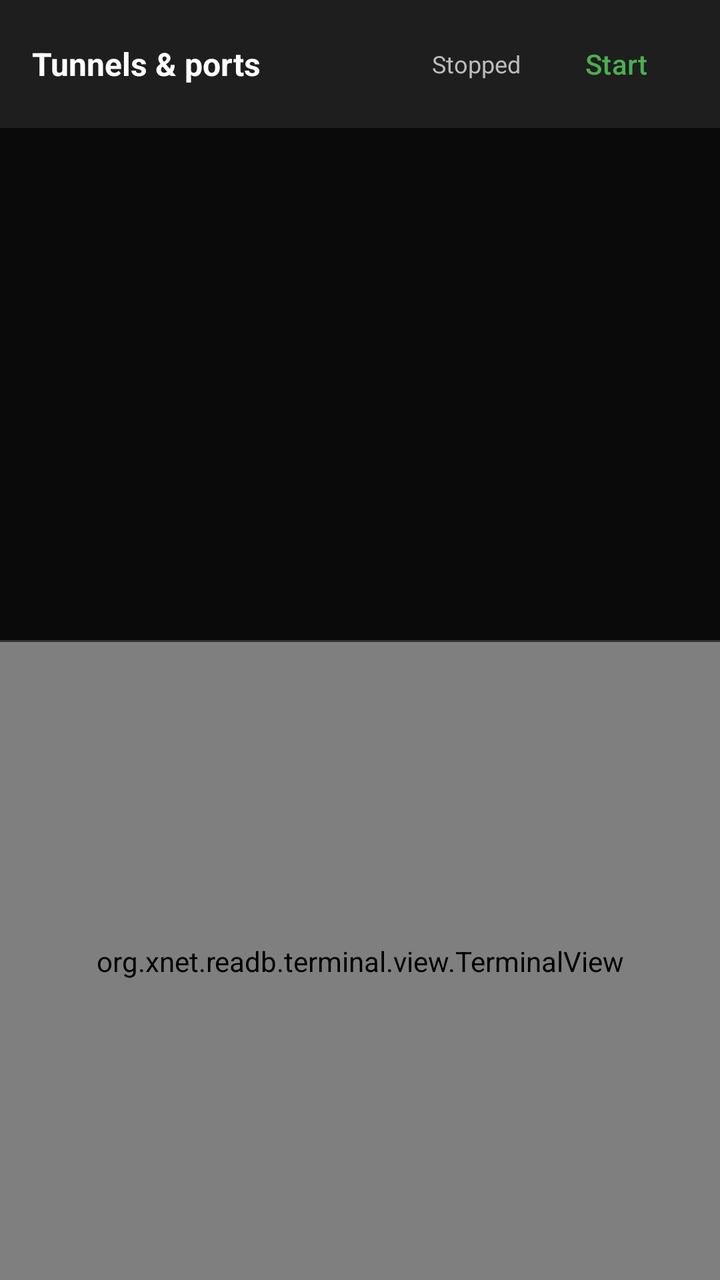
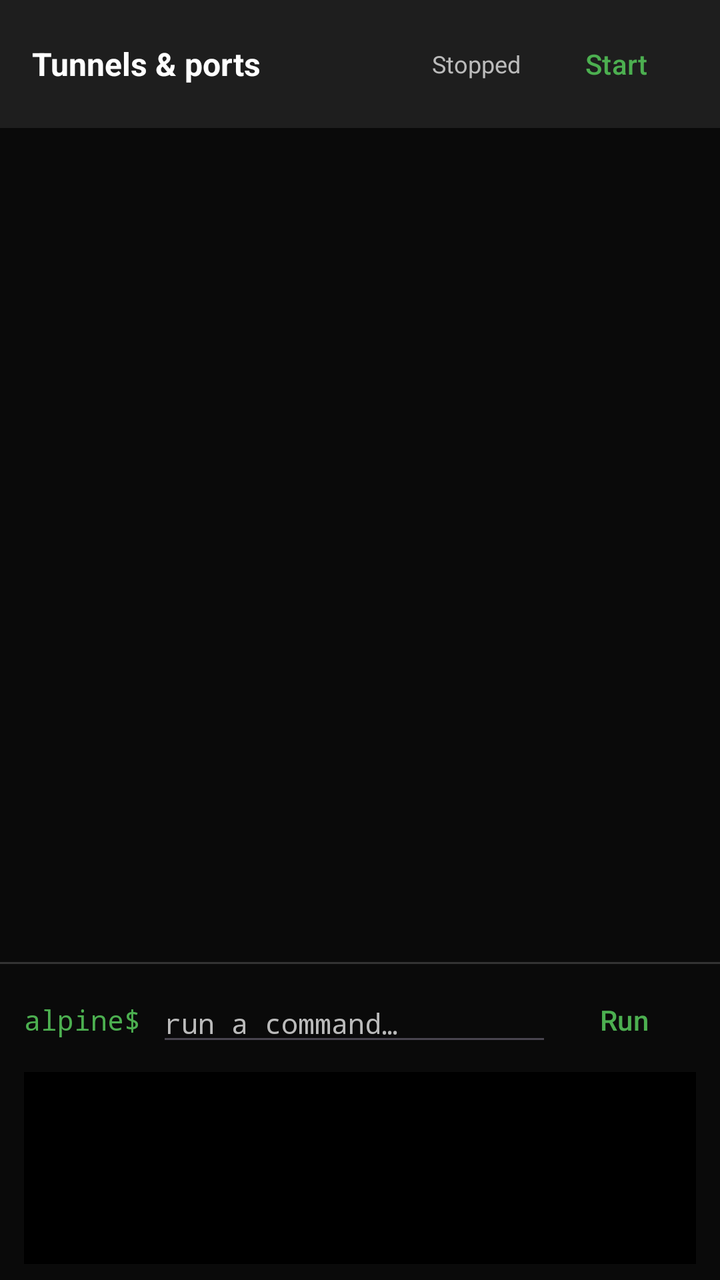

The first picture is an Android layout as it rendered before a commit; the second is the same layout after the commit. The layout source and the unified diff follow.
<!-- AndroidManifest.xml: application theme Theme.ReAdb -->
<!-- res/layout/activity_main.xml -->
<?xml version="1.0" encoding="utf-8"?>
<LinearLayout xmlns:android="http://schemas.android.com/apk/res/android"
    android:id="@+id/rootLayout"
    android:layout_width="match_parent"
    android:layout_height="match_parent"
    android:orientation="vertical"
    android:background="@color/background_primary">

    
    <LinearLayout
        android:id="@+id/tunnelSection"
        android:layout_width="match_parent"
        android:layout_height="320dp"
        android:orientation="vertical"
        android:background="@color/background_secondary">

        
        <LinearLayout
            android:layout_width="match_parent"
            android:layout_height="wrap_content"
            android:orientation="horizontal"
            android:gravity="center_vertical"
            android:background="@color/background_elevated"
            android:paddingHorizontal="16dp"
            android:paddingVertical="12dp"
            android:elevation="2dp">
            
            <TextView
                android:layout_width="wrap_content"
                android:layout_height="wrap_content"
                android:text="Tunnels &amp; ports"
                style="@style/TextHeader"/>
            
            <TextView
                android:id="@+id/tunnelStatus"
                android:layout_width="0dp"
                android:layout_height="wrap_content"
                android:layout_weight="1"
                android:gravity="end"
                style="@style/TextStatus"
                android:paddingHorizontal="12dp"
                android:text="Stopped"/>
            
            <Button 
                android:id="@+id/btnStartStop"
                style="@style/ButtonStartStop"
                android:layout_width="wrap_content" 
                android:layout_height="wrap_content"
                android:text="Start" 
                android:textColor="@color/accent_green"/>
        </LinearLayout>

        
        <ScrollView
            android:layout_width="match_parent"
            android:layout_height="0dp"
            android:layout_weight="1"
            android:scrollbars="vertical"
            android:fadeScrollbars="false">
            
            <LinearLayout
                android:id="@+id/routeList"
                android:layout_width="match_parent"
                android:layout_height="wrap_content"
                android:orientation="vertical"
                android:paddingBottom="8dp"/>
        </ScrollView>
    </LinearLayout>

    
    <View 
        android:layout_width="match_parent" 
        android:layout_height="1dp"
        android:background="@color/divider_medium"/>

    
    <FrameLayout
        android:id="@+id/terminalSection"
        android:layout_width="match_parent"
        android:layout_height="0dp"
        android:layout_weight="1">
        
        <org.xnet.readb.terminal.view.TerminalView
            android:id="@+id/terminalView"
            android:layout_width="match_parent"
            android:layout_height="match_parent"
            android:focusable="true"
            android:focusableInTouchMode="true"/>
        
        
        <ScrollView
            android:id="@+id/bootstrapOverlay"
            android:layout_width="match_parent"
            android:layout_height="match_parent"
            android:background="#CC000000"
            android:visibility="gone">
            
            <TextView
                android:id="@+id/bootstrapLog"
                android:layout_width="match_parent"
                android:layout_height="wrap_content"
                android:fontFamily="monospace"
                android:textColor="#C8E6C9"
                android:textSize="12sp"
                android:padding="16dp"/>
        </ScrollView>
    </FrameLayout>

    
    <LinearLayout
        android:id="@+id/extraKeys"
        android:layout_width="match_parent"
        android:layout_height="wrap_content"
        android:orientation="horizontal"
        android:background="@color/key_background"/>

</LinearLayout>
<!-- resources referenced by this layout -->
<resources>
  <color name="accent_green">#4CAF50</color>
  <color name="background_elevated">#1E1E1E</color>
  <color name="background_primary">#000000</color>
  <color name="background_secondary">#0A0A0A</color>
  <color name="divider_medium">#333333</color>
  <color name="key_background">#0F1729</color>
  <style name="ButtonStartStop" parent="Widget.Material3.Button.TextButton">
          <item name="android:textSize">14sp</item>
          <item name="android:minWidth">72dp</item>
          <item name="android:minHeight">40dp</item>
          <item name="android:background">@android:color/transparent</item>
      </style>
  <style name="TextHeader">
          <item name="android:textColor">@color/text_primary</item>
          <item name="android:textSize">16sp</item>
          <item name="android:textStyle">bold</item>
      </style>
  <style name="TextStatus">
          <item name="android:textColor">@color/text_secondary</item>
          <item name="android:textSize">12sp</item>
          <item name="android:singleLine">true</item>
          <item name="android:ellipsize">end</item>
      </style>
  <style name="Theme.ReAdb" parent="Theme.Material3.DayNight.NoActionBar">
          <item name="android:statusBarColor">#000000</item>
          <item name="android:navigationBarColor">#000000</item>
      </style>
  <color name="text_primary">#FFFFFF</color>
  <color name="text_secondary">#BBBBBB</color>
</resources>

<!-- the commit's change to res/layout/activity_main.xml (unified diff, before → after) -->
@@ -8,110 +8,156 @@
 
     
     <LinearLayout
-        android:id="@+id/tunnelSection"
         android:layout_width="match_parent"
-        android:layout_height="320dp"
+        android:layout_height="wrap_content"
+        android:orientation="horizontal"
+        android:gravity="center_vertical"
+        android:background="@color/background_elevated"
+        android:paddingHorizontal="16dp"
+        android:paddingVertical="12dp"
+        android:elevation="2dp">
+
+        <TextView
+            android:layout_width="wrap_content"
+            android:layout_height="wrap_content"
+            android:text="Tunnels &amp; ports"
+            style="@style/TextHeader"/>
+
+        <TextView
+            android:id="@+id/tunnelStatus"
+            android:layout_width="0dp"
+            android:layout_height="wrap_content"
+            android:layout_weight="1"
+            android:gravity="end"
+            style="@style/TextStatus"
+            android:paddingHorizontal="12dp"
+            android:text="Stopped"/>
+
+        <Button
+            android:id="@+id/btnStartStop"
+            style="@style/ButtonStartStop"
+            android:layout_width="wrap_content"
+            android:layout_height="wrap_content"
+            android:text="Start"
+            android:textColor="@color/accent_green"/>
+    </LinearLayout>
+
+    
+    
+    <ScrollView
+        android:id="@+id/routeScroll"
+        android:layout_width="match_parent"
+        android:layout_height="0dp"
+        android:layout_weight="1"
+        android:background="@color/background_secondary"
+        android:fillViewport="true"
+        android:scrollbars="vertical"
+        android:fadeScrollbars="false">
+
+        <LinearLayout
+            android:id="@+id/routeList"
+            android:layout_width="match_parent"
+            android:layout_height="wrap_content"
+            android:orientation="vertical"
+            android:paddingBottom="8dp"/>
+    </ScrollView>
+
+    
+    <View
+        android:layout_width="match_parent"
+        android:layout_height="1dp"
+        android:background="@color/divider_medium"/>
+
+    
+    <LinearLayout
+        android:id="@+id/promptSection"
+        android:layout_width="match_parent"
+        android:layout_height="wrap_content"
         android:orientation="vertical"
-        android:background="@color/background_secondary">
+        android:background="@color/background_secondary"
+        android:paddingHorizontal="12dp"
+        android:paddingVertical="8dp">
 
         
         <LinearLayout
             android:layout_width="match_parent"
             android:layout_height="wrap_content"
             android:orientation="horizontal"
-            android:gravity="center_vertical"
-            android:background="@color/background_elevated"
-            android:paddingHorizontal="16dp"
-            android:paddingVertical="12dp"
-            android:elevation="2dp">
-            
+            android:gravity="center_vertical">
+
             <TextView
                 android:layout_width="wrap_content"
                 android:layout_height="wrap_content"
-                android:text="Tunnels &amp; ports"
-                style="@style/TextHeader"/>
-            
-            <TextView
-                android:id="@+id/tunnelStatus"
+                android:text="alpine$"
+                android:fontFamily="monospace"
+                android:textColor="@color/accent_green"
+                android:textSize="14sp"
+                android:paddingEnd="8dp"/>
+
+            <EditText
+                android:id="@+id/cmdInput"
                 android:layout_width="0dp"
                 android:layout_height="wrap_content"
                 android:layout_weight="1"
-                android:gravity="end"
-                style="@style/TextStatus"
-                android:paddingHorizontal="12dp"
-                android:text="Stopped"/>
-            
-            <Button 
-                android:id="@+id/btnStartStop"
+                android:hint="run a command…"
+                android:fontFamily="monospace"
+                android:textSize="14sp"
+                android:textColor="@color/text_primary"
+                android:textColorHint="@color/text_secondary"
+                android:inputType="text|textNoSuggestions"
+                android:imeOptions="actionGo"
+                android:maxLines="1"
+                android:importantForAutofill="no"/>
+
+            <Button
+                android:id="@+id/btnRun"
                 style="@style/ButtonStartStop"
-                android:layout_width="wrap_content" 
+                android:layout_width="wrap_content"
                 android:layout_height="wrap_content"
-                android:text="Start" 
+                android:text="Run"
                 android:textColor="@color/accent_green"/>
         </LinearLayout>
 
         
         <ScrollView
+            android:id="@+id/cmdOutputScroll"
             android:layout_width="match_parent"
-            android:layout_height="0dp"
-            android:layout_weight="1"
-            android:scrollbars="vertical"
-            android:fadeScrollbars="false">
-            
-            <LinearLayout
-                android:id="@+id/routeList"
+            android:layout_height="96dp"
+            android:layout_marginTop="6dp"
+            android:background="@color/background_primary"
+            android:fillViewport="true"
+            android:scrollbars="vertical">
+
+            <TextView
+                android:id="@+id/cmdOutput"
                 android:layout_width="match_parent"
                 android:layout_height="wrap_content"
-                android:orientation="vertical"
-                android:paddingBottom="8dp"/>
+                android:fontFamily="monospace"
+                android:textColor="@color/text_primary"
+                android:textSize="12sp"
+                android:padding="8dp"
+                android:textIsSelectable="true"
+                android:text=""/>
         </ScrollView>
     </LinearLayout>
 
     
-    <View 
-        android:layout_width="match_parent" 
-        android:layout_height="1dp"
-        android:background="@color/divider_medium"/>
-
-    
-    <FrameLayout
-        android:id="@+id/terminalSection"
-        android:layout_width="match_parent"
-        android:layout_height="0dp"
-        android:layout_weight="1">
-        
-        <org.xnet.readb.terminal.view.TerminalView
-            android:id="@+id/terminalView"
-            android:layout_width="match_parent"
-            android:layout_height="match_parent"
-            android:focusable="true"
-            android:focusableInTouchMode="true"/>
-        
-        
-        <ScrollView
-            android:id="@+id/bootstrapOverlay"
-            android:layout_width="match_parent"
-            android:layout_height="match_parent"
-            android:background="#CC000000"
-            android:visibility="gone">
-            
-            <TextView
-                android:id="@+id/bootstrapLog"
-                android:layout_width="match_parent"
-                android:layout_height="wrap_content"
-                android:fontFamily="monospace"
-                android:textColor="#C8E6C9"
-                android:textSize="12sp"
-                android:padding="16dp"/>
-        </ScrollView>
-    </FrameLayout>
-
-    
-    <LinearLayout
-        android:id="@+id/extraKeys"
+    <ScrollView
+        android:id="@+id/bootstrapOverlay"
         android:layout_width="match_parent"
         android:layout_height="wrap_content"
-        android:orientation="horizontal"
-        android:background="@color/key_background"/>
+        android:maxHeight="200dp"
+        android:background="#CC000000"
+        android:visibility="gone">
+
+        <TextView
+            android:id="@+id/bootstrapLog"
+            android:layout_width="match_parent"
+            android:layout_height="wrap_content"
+            android:fontFamily="monospace"
+            android:textColor="#C8E6C9"
+            android:textSize="12sp"
+            android:padding="16dp"/>
+    </ScrollView>
 
 </LinearLayout>
<!-- resource entries referenced after the edit -->
@@ -5,7 +5,6 @@
   <color name="background_primary">#000000</color>
   <color name="background_secondary">#0A0A0A</color>
   <color name="divider_medium">#333333</color>
-  <color name="key_background">#0F1729</color>
   <style name="ButtonStartStop" parent="Widget.Material3.Button.TextButton">
           <item name="android:textSize">14sp</item>
           <item name="android:minWidth">72dp</item>
